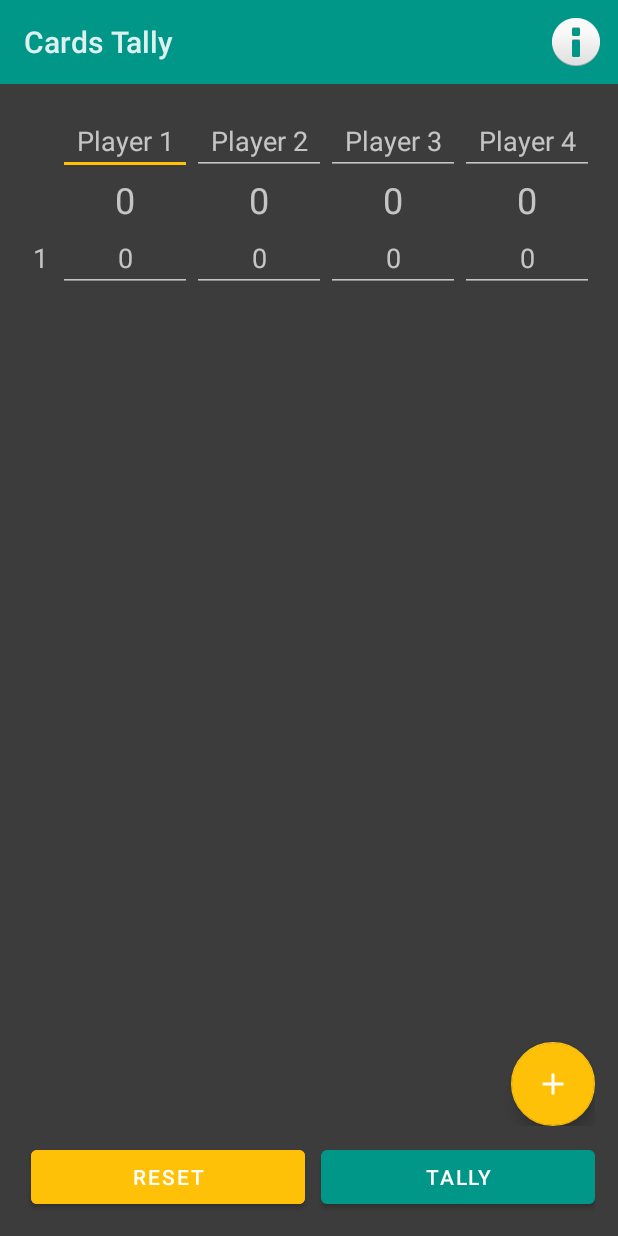
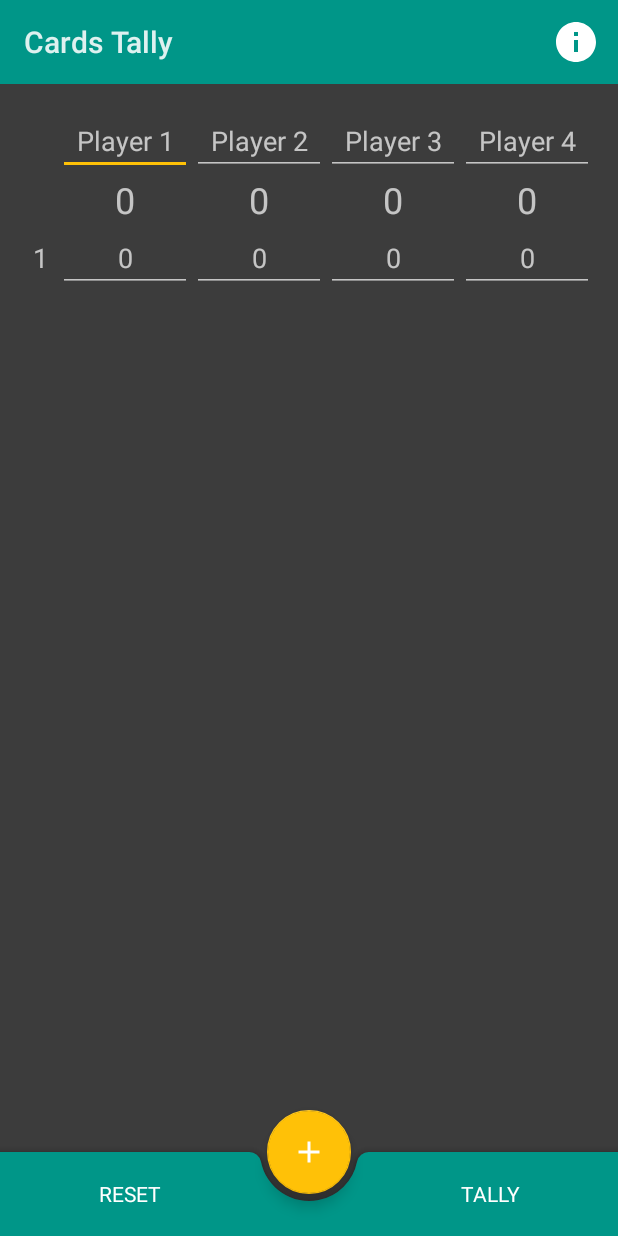
Before and after one commit to prat-man/Cards-Tally, an Android app: the screen it shows after launch (MainActivity), on a phone screen of 412 x 824 dp. Run offline under Robolectric (Android 15) with nearby library versions, the phone set to English and light mode, and no system bars.

Commit message:
Implemented dynamic number of rows with bottom app bar

```diff
--- a/app/src/main/res/drawable/ic_baseline_add_24.xml
+++ b/app/src/main/res/drawable/ic_baseline_add_48.xml
@@ -1,5 +1,5 @@
-<vector android:height="24dp" android:tint="#FFFFFF"
+<vector android:height="48dp" android:tint="#FFFFFF"
     android:viewportHeight="24" android:viewportWidth="24"
-    android:width="24dp" xmlns:android="http://schemas.android.com/apk/res/android">
+    android:width="48dp" xmlns:android="http://schemas.android.com/apk/res/android">
     <path android:fillColor="@android:color/white" android:pathData="M19,13h-6v6h-2v-6H5v-2h6V5h2v6h6v2z"/>
 </vector>
--- /dev/null
+++ b/app/src/main/res/drawable/ic_baseline_arrow_back_48.xml
@@ -0,0 +1,5 @@
+<vector android:autoMirrored="true" android:height="48dp"
+    android:tint="#FFFFFF" android:viewportHeight="24"
+    android:viewportWidth="24" android:width="48dp" xmlns:android="http://schemas.android.com/apk/res/android">
+    <path android:fillColor="@android:color/white" android:pathData="M20,11H7.83l5.59,-5.59L12,4l-8,8 8,8 1.41,-1.41L7.83,13H20v-2z"/>
+</vector>
--- /dev/null
+++ b/app/src/main/res/drawable/ic_baseline_info_48.xml
@@ -0,0 +1,5 @@
+<vector android:height="48dp" android:tint="#FFFFFF"
+    android:viewportHeight="24" android:viewportWidth="24"
+    android:width="48dp" xmlns:android="http://schemas.android.com/apk/res/android">
+    <path android:fillColor="@android:color/white" android:pathData="M12,2C6.48,2 2,6.48 2,12s4.48,10 10,10 10,-4.48 10,-10S17.52,2 12,2zM13,17h-2v-6h2v6zM13,9h-2L11,7h2v2z"/>
+</vector>
--- a/app/src/main/res/layout/activity_main.xml
+++ b/app/src/main/res/layout/activity_main.xml
@@ -1,12 +1,19 @@
 <?xml version="1.0" encoding="utf-8"?>
-<LinearLayout xmlns:android="http://schemas.android.com/apk/res/android"
+<androidx.coordinatorlayout.widget.CoordinatorLayout xmlns:android="http://schemas.android.com/apk/res/android"
     xmlns:app="http://schemas.android.com/apk/res-auto"
     xmlns:tools="http://schemas.android.com/tools"
     android:layout_width="match_parent"
     android:layout_height="match_parent"
+    tools:context=".MainActivity">
+
+    <LinearLayout
+        android:layout_width="match_parent"
+        android:layout_height="match_parent"
+        android:layout_marginBottom="75dp"
+        android:layout_weight="1"
         android:orientation="vertical"
         android:padding="15dp"
-    tools:context=".MainActivity">
+        android:visibility="visible">
 
         <TableLayout
             android:layout_width="match_parent"
@@ -104,11 +111,6 @@
 
         </TableLayout>
 
-    <RelativeLayout
-        android:layout_width="match_parent"
-        android:layout_height="match_parent"
-        android:layout_weight="1">
-
         <ScrollView
             android:id="@+id/tableVScroll"
             android:layout_width="match_parent"
@@ -119,47 +121,69 @@
                 android:id="@+id/scoreTable"
                 android:layout_width="match_parent"
                 android:layout_height="wrap_content"
-                android:paddingBottom="65dp"
                 android:stretchColumns="1,2,3,4" />
         </ScrollView>
 
-        <com.google.android.material.floatingactionbutton.FloatingActionButton
-            android:id="@+id/addButton"
+    </LinearLayout>
+
+    <com.google.android.material.bottomappbar.BottomAppBar
+        android:id="@+id/bottomAppBar"
+        style="@style/Widget.MaterialComponents.BottomAppBar.Colored"
         android:layout_width="match_parent"
         android:layout_height="wrap_content"
-            android:layout_alignParentRight="true"
-            android:layout_alignParentBottom="true"
-            android:clickable="true"
-            android:contentDescription="Add"
-            app:srcCompat="@drawable/ic_baseline_add_24" />
+        android:layout_gravity="bottom"
+        android:visibility="visible"
+        app:fabAlignmentMode="center">
 
-    </RelativeLayout>
+        <TableLayout
+            android:layout_width="match_parent"
+            android:layout_height="match_parent"
+            android:layout_weight="1"
+            android:layout_marginLeft="15dp"
+            android:layout_marginRight="15dp"
+            android:stretchColumns="*">
 
-    <LinearLayout
+            <TableRow
                 android:layout_width="match_parent"
-        android:layout_height="wrap_content"
-        android:orientation="horizontal"
-        android:paddingTop="10dp">
+                android:layout_height="match_parent">
 
-        <Button
+                <TextView
                     android:id="@+id/resetButton"
                     android:layout_width="wrap_content"
                     android:layout_height="wrap_content"
-            android:layout_marginLeft="5dp"
-            android:layout_marginRight="5dp"
-            android:layout_weight="1"
-            android:backgroundTint="@color/colorAccent"
-            android:text="Reset" />
+                    android:background="?attr/selectableItemBackgroundBorderless"
+                    android:clickable="true"
+                    android:text="RESET"
+                    android:textAlignment="center"
+                    android:textColor="@color/white"
+                    android:padding="10dp"
+                    android:layout_marginRight="50dp"/>
 
-        <Button
+                <TextView
                     android:id="@+id/tallyButton"
                     android:layout_width="wrap_content"
                     android:layout_height="wrap_content"
-            android:layout_marginLeft="5dp"
-            android:layout_weight="1"
-            android:text="Tally" />
+                    android:background="?attr/selectableItemBackgroundBorderless"
+                    android:clickable="true"
+                    android:text="TALLY"
+                    android:textAlignment="center"
+                    android:textColor="@color/white"
+                    android:padding="10dp"
+                    android:layout_marginLeft="50dp"/>
 
-    </LinearLayout>
+            </TableRow>
 
+        </TableLayout>
 
-</LinearLayout>
+    </com.google.android.material.bottomappbar.BottomAppBar>
+
+    <com.google.android.material.floatingactionbutton.FloatingActionButton
+        android:id="@+id/addButton"
+        android:layout_width="wrap_content"
+        android:layout_height="wrap_content"
+        android:clickable="true"
+        android:contentDescription="Add"
+        app:layout_anchor="@id/bottomAppBar"
+        app:srcCompat="@drawable/ic_baseline_add_48" />
+
+</androidx.coordinatorlayout.widget.CoordinatorLayout>
--- a/app/src/main/res/menu/menu.xml
+++ b/app/src/main/res/menu/menu.xml
@@ -3,7 +3,7 @@
     xmlns:app="http://schemas.android.com/apk/res-auto">
     <item
         android:id="@+id/action_info"
-        android:icon="@android:drawable/ic_dialog_info"
+        android:icon="@drawable/ic_baseline_info_48"
         android:title="Information"
         app:showAsAction="ifRoom"/>
 </menu>
```
Also changed, not shown: app/src/main/java/in/pratanumandal/cardstally/Commons.java (added, +57 -0 lines), app/src/main/java/in/pratanumandal/cardstally/CustomBottomNavigationView.java (added, +108 -0 lines), app/src/main/java/in/pratanumandal/cardstally/MainActivity.java (+15 -41 lines), app/src/main/java/in/pratanumandal/cardstally/TallyActivity.java (+39 -4 lines), app/src/main/res/layout/activity_tally.xml (+15 -10 lines). Lines whose indentation alone changed are shown as unchanged.
